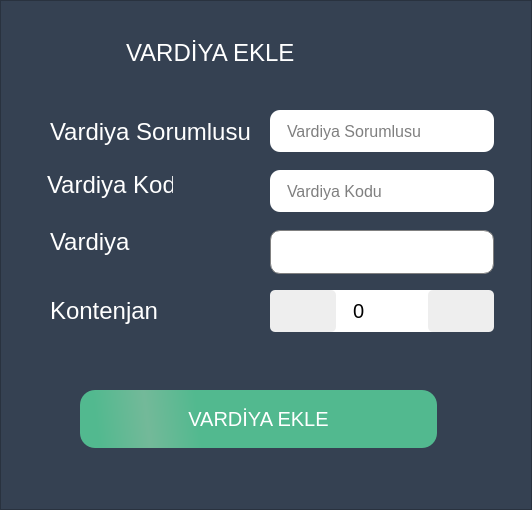
The window that design_pages/vardiyaekle.ui (hakanngul/Yuz-Tanima-Guvenlik-Sistemi-MongoDB) describes before a commit, drawn with Qt 5.
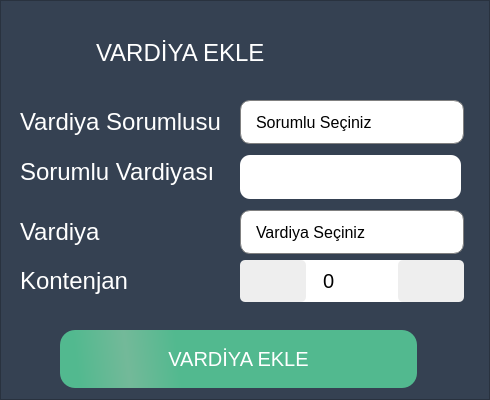
The same window after the commit. Icons and pictures are not drawn.

Patch:
```diff
--- a/design_pages/vardiyaekle.ui
+++ b/design_pages/vardiyaekle.ui
@@ -6,10 +6,22 @@
    <rect>
     <x>0</x>
     <y>0</y>
-    <width>532</width>
-    <height>510</height>
+    <width>490</width>
+    <height>400</height>
    </rect>
   </property>
+  <property name="minimumSize">
+   <size>
+    <width>490</width>
+    <height>400</height>
+   </size>
+  </property>
+  <property name="maximumSize">
+   <size>
+    <width>490</width>
+    <height>400</height>
+   </size>
+  </property>
   <property name="windowTitle">
    <string>Form</string>
   </property>
@@ -163,7 +175,7 @@
      <widget class="QLabel" name="label_2">
       <property name="geometry">
        <rect>
-        <x>120</x>
+        <x>90</x>
         <y>30</y>
         <width>311</width>
         <height>61</height>
@@ -181,8 +193,8 @@
      <widget class="QSpinBox" name="spin_Kontenjan">
       <property name="geometry">
        <rect>
-        <x>270</x>
-        <y>290</y>
+        <x>240</x>
+        <y>260</y>
         <width>224</width>
         <height>42</height>
        </rect>
@@ -191,8 +203,8 @@
      <widget class="QLabel" name="label">
       <property name="geometry">
        <rect>
-        <x>50</x>
-        <y>110</y>
+        <x>20</x>
+        <y>100</y>
         <width>201</width>
         <height>44</height>
        </rect>
@@ -206,24 +218,11 @@
        <string>Vardiya Sorumlusu</string>
       </property>
      </widget>
-     <widget class="QLabel" name="label_3">
-      <property name="geometry">
-       <rect>
-        <x>47</x>
-        <y>164</y>
-        <width>126</width>
-        <height>42</height>
-       </rect>
-      </property>
-      <property name="text">
-       <string>Vardiya Kodu</string>
-      </property>
-     </widget>
      <widget class="QLabel" name="label_10">
       <property name="geometry">
        <rect>
-        <x>50</x>
-        <y>220</y>
+        <x>20</x>
+        <y>210</y>
         <width>126</width>
         <height>44</height>
        </rect>
@@ -235,8 +234,8 @@
      <widget class="QLabel" name="label_8">
       <property name="geometry">
        <rect>
-        <x>50</x>
-        <y>290</y>
+        <x>20</x>
+        <y>260</y>
         <width>126</width>
         <height>42</height>
        </rect>
@@ -248,21 +247,41 @@
      <widget class="QComboBox" name="cmb_Vardiya">
       <property name="geometry">
        <rect>
-        <x>270</x>
-        <y>230</y>
+        <x>240</x>
+        <y>210</y>
         <width>224</width>
         <height>44</height>
        </rect>
       </property>
       <property name="currentText">
-       <string/>
+       <string>Vardiya Seçiniz</string>
       </property>
+      <item>
+       <property name="text">
+        <string>Vardiya Seçiniz</string>
+       </property>
+      </item>
+      <item>
+       <property name="text">
+        <string>Sabah</string>
+       </property>
+      </item>
+      <item>
+       <property name="text">
+        <string>Akşam</string>
+       </property>
+      </item>
+      <item>
+       <property name="text">
+        <string>Gece</string>
+       </property>
+      </item>
      </widget>
      <widget class="QPushButton" name="btn_VardiyaEkle">
       <property name="geometry">
        <rect>
-        <x>80</x>
-        <y>390</y>
+        <x>60</x>
+        <y>330</y>
         <width>357</width>
         <height>58</height>
        </rect>
@@ -274,34 +293,46 @@
        <string>VARDİYA EKLE</string>
       </property>
      </widget>
-     <widget class="QLineEdit" name="text_DersKodu">
+     <widget class="QComboBox" name="cmb_sorumlu">
       <property name="geometry">
        <rect>
-        <x>270</x>
-        <y>170</y>
+        <x>240</x>
+        <y>100</y>
         <width>224</width>
-        <height>42</height>
+        <height>44</height>
+       </rect>
+      </property>
+      <property name="currentText">
+       <string>Sorumlu Seçiniz</string>
+      </property>
+      <item>
+       <property name="text">
+        <string>Sorumlu Seçiniz</string>
+       </property>
+      </item>
+     </widget>
+     <widget class="QLabel" name="label_11">
+      <property name="geometry">
+       <rect>
+        <x>20</x>
+        <y>150</y>
+        <width>201</width>
+        <height>44</height>
        </rect>
       </property>
       <property name="text">
-       <string/>
-      </property>
-      <property name="placeholderText">
-       <string>Vardiya Kodu</string>
+       <string>Sorumlu Vardiyası</string>
       </property>
      </widget>
      <widget class="QLineEdit" name="text_adiSoyadi">
       <property name="geometry">
        <rect>
-        <x>270</x>
-        <y>110</y>
-        <width>224</width>
-        <height>42</height>
+        <x>240</x>
+        <y>155</y>
+        <width>221</width>
+        <height>44</height>
        </rect>
       </property>
-      <property name="placeholderText">
-       <string>Vardiya Sorumlusu</string>
-      </property>
      </widget>
     </widget>
    </item>
```
Left out of the diff: 13 changed lines with no effect on the pictures.
